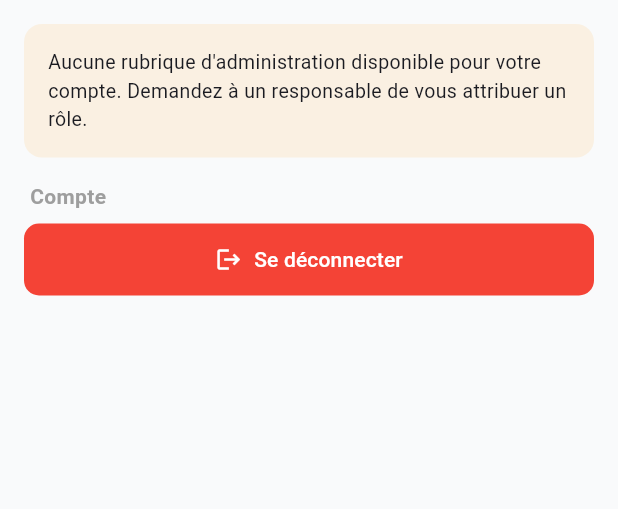
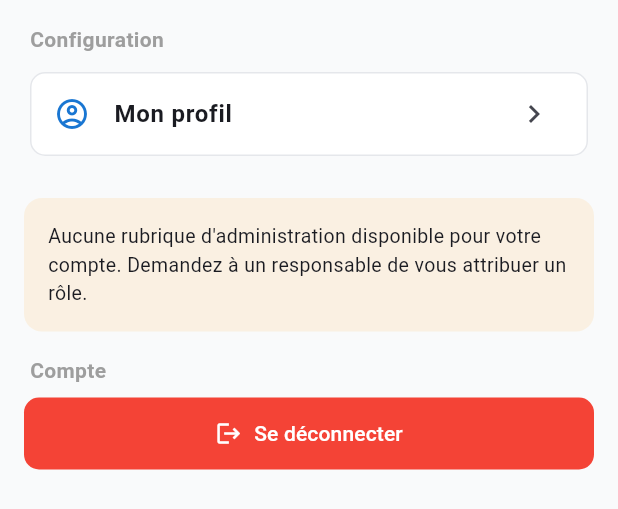
Before and after one commit to fambasindani/gestion_de_stock_multi_boutique, a Flutter app: the PlusScreen widget shown alone on an empty page, opened directly, on a phone screen of 412 x 824 dp. Shown: the top 509 px of the screen. Run offline on Flutter 3.47's test engine with Material 3 defaults, Android fonts, the light colour scheme and no system bars; our stand-ins replace dio, flutter_dotenv, flutter_secure_storage, image_picker, pdf, printing and 1 more; missing offline and left inert: mobile_scanner; accounts and stored records are empty; network calls fail.

Commit message:
Mobile: logo de la boutique (menu, ticket, facture PDF) + Parametres dans Plus
- Menu: logo et nom de la societe
- Ticket POS et facture PDF: logo + nom de la boutique (fin des infos fictives)
- Onglet Plus: sections Parametres et Mon profil (selon permissions)
- utils/assets: boutiqueLogoUrl

```diff
--- a/frontend-mobile/gst_stock_mobile/lib/screens/plus/plus_screen.dart
+++ b/frontend-mobile/gst_stock_mobile/lib/screens/plus/plus_screen.dart
@@ -8,6 +8,8 @@ import 'package:gst_stock_mobile/screens/plus/utilisateurs_screen.dart';
 import 'package:gst_stock_mobile/screens/plus/emplacements_screen.dart';
 import 'package:gst_stock_mobile/screens/plus/roles_screen.dart';
 import 'package:gst_stock_mobile/screens/plus/permissions_screen.dart';
+import 'package:gst_stock_mobile/screens/parametres/parametres_screen.dart';
+import 'package:gst_stock_mobile/screens/profil/profil_screen.dart';
 
 class PlusScreen extends StatelessWidget {
   const PlusScreen({super.key});
@@ -25,6 +27,7 @@ class PlusScreen extends StatelessWidget {
     final canRoles = auth.hasAny(['gerer_roles', 'assigner_roles']);
     final canPermissions = auth.hasAny(['gerer_permissions', 'gerer_roles']);
     final canEmplacements = auth.hasAny(['voir_emplacements', 'gerer_emplacements']);
+    final canParametres = auth.hasPermission('gerer_parametres');
     final hasGestion = canPartenaires || canTransferts || canRapports;
     final hasAdmin = canUtilisateurs || canRoles || canPermissions || canEmplacements;
 
@@ -124,7 +127,25 @@ class PlusScreen extends StatelessWidget {
               ),
             const SizedBox(height: 24),
           ],
-          if (!hasGestion && !hasAdmin)
+          _sectionTitle('Configuration'),
+          const SizedBox(height: 8),
+          if (canParametres) ...[
+            _menuCard(
+              context,
+              icon: Icons.settings_outlined,
+              title: 'Paramètres',
+              onTap: () => Navigator.push(context, MaterialPageRoute(builder: (_) => const ParametresScreen())),
+            ),
+            const SizedBox(height: 8),
+          ],
+          _menuCard(
+            context,
+            icon: Icons.account_circle_outlined,
+            title: 'Mon profil',
+            onTap: () => Navigator.push(context, MaterialPageRoute(builder: (_) => const ProfilScreen())),
+          ),
+          const SizedBox(height: 24),
+          if (!hasGestion && !hasAdmin && !canParametres)
             Container(
               padding: const EdgeInsets.all(16),
               margin: const EdgeInsets.only(bottom: 16),
```
Also changed, not shown: frontend-mobile/gst_stock_mobile/lib/screens/factures/facture_detail_screen.dart (+9 -1 lines), frontend-mobile/gst_stock_mobile/lib/screens/home_screen.dart (+22 -6 lines), frontend-mobile/gst_stock_mobile/lib/screens/pos/pos_screen.dart (+5 -2 lines), frontend-mobile/gst_stock_mobile/lib/services/invoice_pdf_generator.dart (+40 -15 lines), frontend-mobile/gst_stock_mobile/lib/services/ticket_pdf_generator.dart (+30 -3 lines), frontend-mobile/gst_stock_mobile/lib/utils/assets.dart (added, +10 -0 lines).
